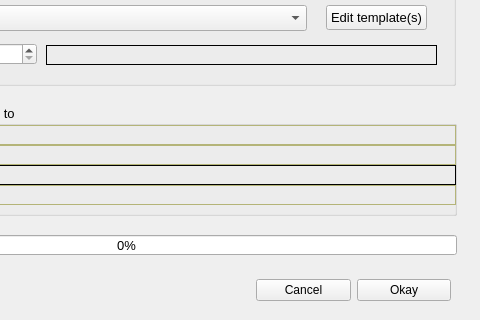
towhee/Winnow64, file Dialogs/copypickdlg.ui: the form before one commit; both pictures show x 224 to 704 and y 415 to 735 of the 704 by 735 pixel window.
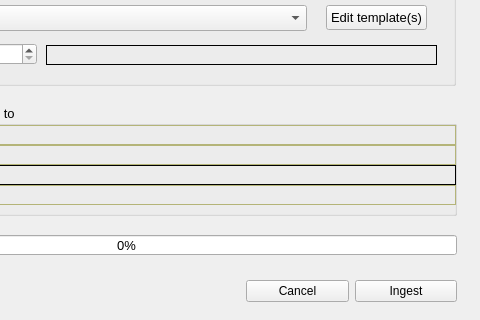
The form after the commit.

```diff
--- a/Dialogs/copypickdlg.ui
+++ b/Dialogs/copypickdlg.ui
@@ -1060,10 +1060,10 @@
   <widget class="QWidget" name="layoutWidget">
    <property name="geometry">
     <rect>
-     <x>480</x>
+     <x>470</x>
      <y>690</y>
-     <width>195</width>
-     <height>30</height>
+     <width>211</width>
+     <height>32</height>
     </rect>
    </property>
    <property name="toolTip">
@@ -1098,7 +1098,7 @@
        <string/>
       </property>
       <property name="text">
-       <string>Okay</string>
+       <string>Ingest</string>
       </property>
      </widget>
     </item>
```
